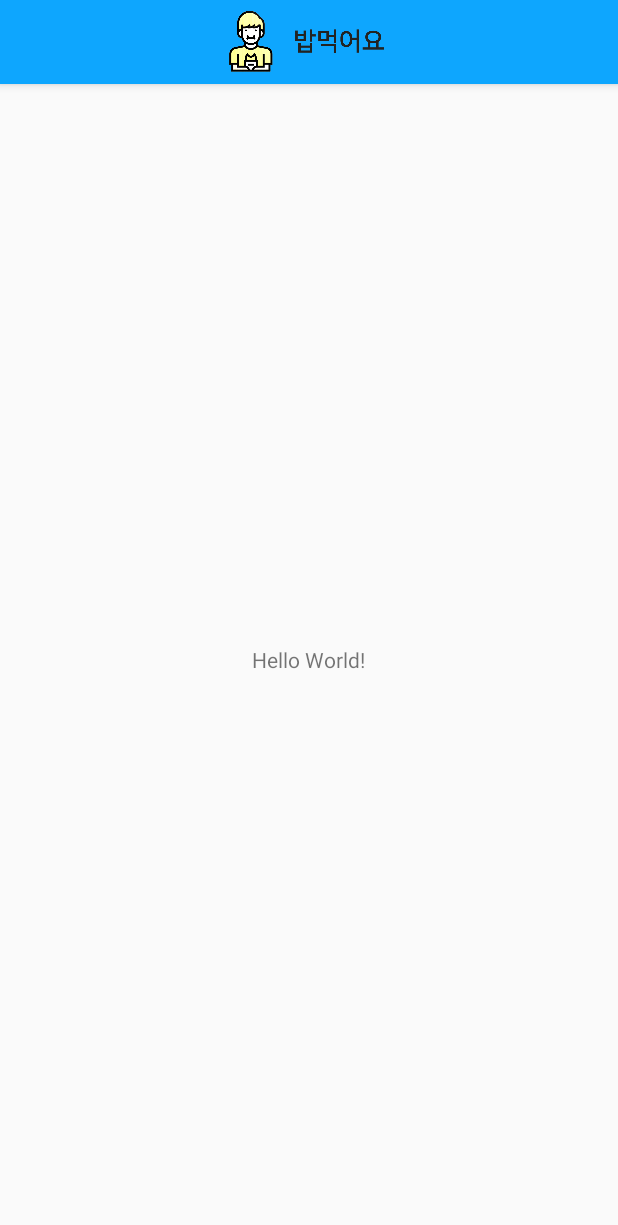
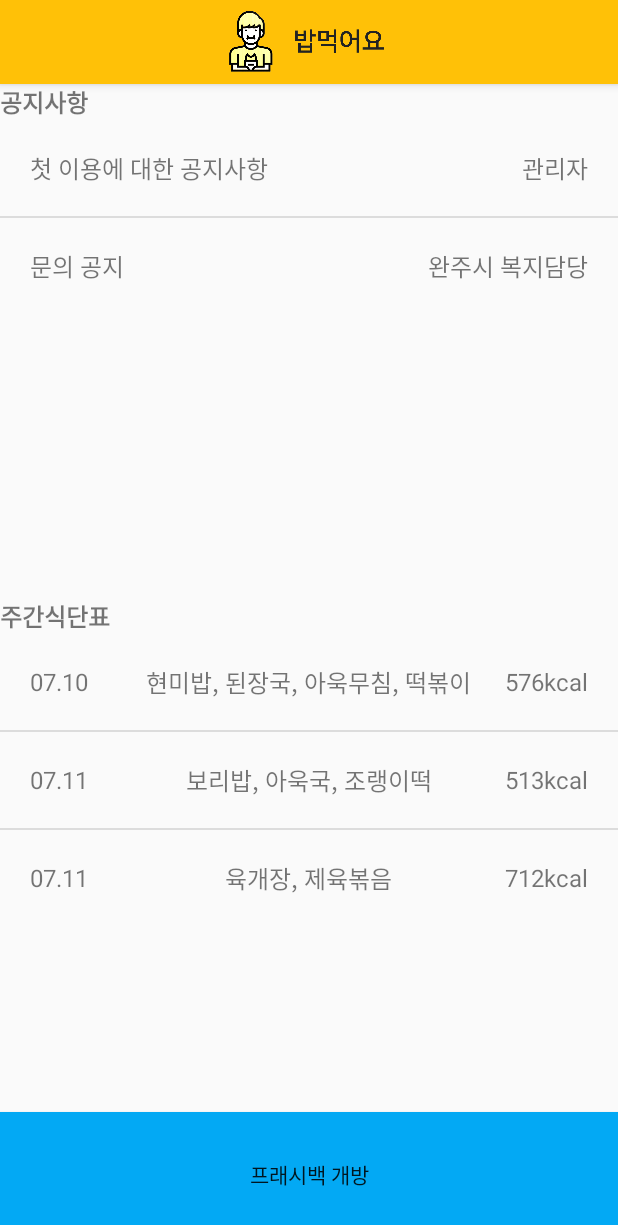
Before and after one commit to namysu/HaveMeal, an Android app: the MainActivity screen opened directly, with no data from a screen before it, on a phone screen of 412 x 824 dp. Shown: the top 1225 px of the screen. Run offline under Robolectric (Android 15) with nearby library versions, the phone set to English and light mode, and no system bars; our stand-ins replace RxJava; libraries missing offline, so code that uses them is left out: com.harrysoft.androidbluetoothserial.

Commit message:
add: 데모 가능할 정도로 개발

```diff
--- a/app/src/main/java/kr/ac/jbnu/rice/havemeal/MainActivity.java
+++ b/app/src/main/java/kr/ac/jbnu/rice/havemeal/MainActivity.java
@@ -10,7 +10,18 @@ import android.content.Intent;
 import android.os.Bundle;
 import android.util.Log;
 import android.view.Menu;
+import android.view.View;
+import android.widget.Button;
+import android.widget.ListView;
 
+import java.util.ArrayList;
+import java.util.HashMap;
+import java.util.List;
+
+import kr.ac.jbnu.rice.havemeal.controller.BTConnector;
+import kr.ac.jbnu.rice.havemeal.controller.MainFoodAdapter;
+import kr.ac.jbnu.rice.havemeal.controller.MainNotiAdapter;
+import kr.ac.jbnu.rice.havemeal.model.GlobalStorage;
 import kr.ac.jbnu.rice.havemeal.view.LoginView;
 import kr.ac.jbnu.rice.havemeal.view.OpenFreshBagView;
 
@@ -18,6 +29,17 @@ public class MainActivity extends AppCompatActivity {
     private static final String TAG = "MainActivity";
 
     private static Context mainContext;
+
+    private GlobalStorage globalStorage;
+    private BTConnector btConnector;
+
+    private MainNotiAdapter mainNotiAdapter;
+    private MainFoodAdapter mainFoodAdapter;
+
+    private ListView notiListView;
+    private ListView foodListView;
+
+    private Button openFreshBagButton;
 
     @Override
     protected void onCreate(Bundle savedInstanceState) {
@@ -30,8 +52,56 @@ public class MainActivity extends AppCompatActivity {
         getSupportActionBar().setDisplayShowHomeEnabled(true);
         getSupportActionBar().setIcon(R.drawable.havemeal_linear_logo);
 
+        globalStorage = GlobalStorage.getInstance();
+        btConnector = BTConnector.getInstance();
+
         Intent loginIntent = new Intent(getApplicationContext(), LoginView.class);
         startActivityForResult(loginIntent, LoginView.LOGIN_VIEW_START);
+
+        mainNotiAdapter = new MainNotiAdapter(this, new ArrayList<HashMap<String, String>>() {{
+            add(new HashMap<String, String>() {{
+                put("desc", "첫 이용에 대한 공지사항");
+                put("user", "관리자");
+            }});
+            add(new HashMap<String, String>() {{
+                put("desc", "문의 공지");
+                put("user", "완주시 복지담당");
+            }});
+        }});
+
+        mainFoodAdapter = new MainFoodAdapter(this, new ArrayList<HashMap<String, String>>() {{
+            add(new HashMap<String, String>() {{
+                put("date", "07.10");
+                put("detail", "현미밥, 된장국, 아욱무침, 떡볶이");
+                put("kcal", "576kcal");
+            }});
+            add(new HashMap<String, String>() {{
+                put("date", "07.11");
+                put("detail", "보리밥, 아욱국, 조랭이떡");
+                put("kcal", "513kcal");
+            }});
+            add(new HashMap<String, String>() {{
+                put("date", "07.11");
+                put("detail", "육개장, 제육볶음");
+                put("kcal", "712kcal");
+            }});
+        }});
+
+        notiListView = (ListView) findViewById(R.id.main_noti_listview);
+        foodListView = (ListView) findViewById(R.id.main_food_listview);
+
+        notiListView.setAdapter(mainNotiAdapter);
+        foodListView.setAdapter(mainFoodAdapter);
+
+        openFreshBagButton = (Button) findViewById(R.id.main_open_fresh_bag);
+
+        openFreshBagButton.setOnClickListener(new View.OnClickListener() {
+            @Override
+            public void onClick(View v) {
+                Intent openFreshBagIntent = new Intent(getApplicationContext(), OpenFreshBagView.class);
+                startActivityForResult(openFreshBagIntent, OpenFreshBagView.OPEN_FRESH_BAG_VIEW_START);
+            }
+        });
 
     }
 
@@ -50,6 +120,8 @@ public class MainActivity extends AppCompatActivity {
         builder.setPositiveButton("Yes", new DialogInterface.OnClickListener() {
             @Override
             public void onClick(DialogInterface dialog, int which) {
+                btConnector.onFinishConnect();
+
                 finish();
                 android.os.Process.killProcess(android.os.Process.myPid());
             }
@@ -71,8 +143,6 @@ public class MainActivity extends AppCompatActivity {
 
         if (requestCode == LoginView.LOGIN_VIEW_START) {
             if (resultCode == LoginView.LOGIN_VIEW_SUCCESS) {
-                Intent openFreshbagIntent = new Intent(getApplicationContext(), OpenFreshBagView.class);
-                startActivityForResult(openFreshbagIntent, OpenFreshBagView.OPEN_FRESH_BAG_VIEW_START);
 
             } else if (resultCode == LoginView.LOGIN_VIEW_CANCEL_USER) {
                 finish();
--- /dev/null
+++ b/app/src/main/java/kr/ac/jbnu/rice/havemeal/controller/MainFoodAdapter.java
@@ -0,0 +1,72 @@
+package kr.ac.jbnu.rice.havemeal.controller;
+
+import android.content.Context;
+import android.view.LayoutInflater;
+import android.view.View;
+import android.view.ViewGroup;
+import android.widget.BaseAdapter;
+import android.widget.TextView;
+
+import java.util.ArrayList;
+import java.util.HashMap;
+
+import kr.ac.jbnu.rice.havemeal.R;
+
+public class MainFoodAdapter extends BaseAdapter {
+    private static final String TAG = "MainFoodAdapter";
+
+    private Context mContext;
+
+    private ArrayList<HashMap<String, String>> foodDataArrayList;
+
+    public MainFoodAdapter(Context context, ArrayList<HashMap<String, String>> arrayList) {
+        this.mContext = context;
+        this.foodDataArrayList = arrayList;
+    }
+
+    @Override
+    public int getCount() {
+        return foodDataArrayList.size();
+    }
+
+    @Override
+    public Object getItem(int position) {
+        return null;
+    }
+
+    @Override
+    public long getItemId(int position) {
+        return 0;
+    }
+
+    @Override
+    public View getView(int position, View convertView, ViewGroup parent) {
+        View view = convertView;
+
+        if (view == null) {
+            LayoutInflater inflater = LayoutInflater.from(mContext);
+            view = inflater.inflate(R.layout.item_food_list, null);
+
+            FoodViewHolder viewHolder = new FoodViewHolder();
+            viewHolder.date = (TextView) view.findViewById(R.id.food_date);
+            viewHolder.detail = (TextView) view.findViewById(R.id.food_detail);
+            viewHolder.kcal = (TextView) view.findViewById(R.id.food_kcal);
+
+            view.setTag(viewHolder);
+        }
+
+        FoodViewHolder viewHolder = (FoodViewHolder) view.getTag();
+
+        viewHolder.date.setText(foodDataArrayList.get(position).get("date"));
+        viewHolder.detail.setText(foodDataArrayList.get(position).get("detail"));
+        viewHolder.kcal.setText(foodDataArrayList.get(position).get("kcal"));
+
+        return view;
+    }
+
+    private static class FoodViewHolder {
+        TextView date;
+        TextView detail;
+        TextView kcal;
+    }
+}
--- /dev/null
+++ b/app/src/main/java/kr/ac/jbnu/rice/havemeal/controller/MainNotiAdapter.java
@@ -0,0 +1,69 @@
+package kr.ac.jbnu.rice.havemeal.controller;
+
+import android.content.Context;
+import android.view.LayoutInflater;
+import android.view.View;
+import android.view.ViewGroup;
+import android.widget.BaseAdapter;
+import android.widget.TextView;
+
+import java.util.ArrayList;
+import java.util.HashMap;
+
+import kr.ac.jbnu.rice.havemeal.R;
+
+public class MainNotiAdapter extends BaseAdapter {
+    private static final String TAG = "MainNotiAdapter";
+
+    private Context mContext;
+
+    private ArrayList<HashMap<String, String>> notiDataArrayList;
+
+    public MainNotiAdapter(Context context, ArrayList<HashMap<String, String>> arrayList) {
+        this.mContext = context;
+        this.notiDataArrayList = arrayList;
+    }
+
+    @Override
+    public int getCount() {
+        return notiDataArrayList.size();
+    }
+
+    @Override
+    public Object getItem(int position) {
+        return null;
+    }
+
+    @Override
+    public long getItemId(int position) {
+        return 0;
+    }
+
+    @Override
+    public View getView(int position, View convertView, ViewGroup parent) {
+        View view = convertView;
+
+        if (view == null) {
+            LayoutInflater inflater = LayoutInflater.from(mContext);
+            view = inflater.inflate(R.layout.item_noti_list, null);
+
+            NotiViewHolder viewHolder = new NotiViewHolder();
+            viewHolder.desc = (TextView) view.findViewById(R.id.noti_desc);
+            viewHolder.user = (TextView) view.findViewById(R.id.noti_user);
+
+            view.setTag(viewHolder);
+        }
+
+        NotiViewHolder viewHolder = (NotiViewHolder) view.getTag();
+
+        viewHolder.desc.setText(notiDataArrayList.get(position).get("desc"));
+        viewHolder.user.setText(notiDataArrayList.get(position).get("user"));
+
+        return view;
+    }
+
+    private static class NotiViewHolder {
+        TextView desc;
+        TextView user;
+    }
+}
--- a/app/src/main/java/kr/ac/jbnu/rice/havemeal/view/LoginView.java
+++ b/app/src/main/java/kr/ac/jbnu/rice/havemeal/view/LoginView.java
@@ -60,6 +60,8 @@ public class LoginView extends AppCompatActivity {
         userLoginButton.setOnClickListener(new View.OnClickListener() {
             @Override
             public void onClick(View v) {
+                globalStorage.setUserID(userInputIDEditText.getText().toString());
+
                 setResult(LOGIN_VIEW_SUCCESS);
                 finish();
             }
--- a/app/src/main/java/kr/ac/jbnu/rice/havemeal/view/OpenFreshBagView.java
+++ b/app/src/main/java/kr/ac/jbnu/rice/havemeal/view/OpenFreshBagView.java
@@ -1,5 +1,7 @@
 package kr.ac.jbnu.rice.havemeal.view;
 
+import android.app.AlertDialog;
+import android.content.DialogInterface;
 import android.content.Intent;
 import android.content.pm.PackageManager;
 import android.os.Bundle;
@@ -7,7 +9,6 @@ import android.util.Log;
 import android.view.MenuItem;
 import android.view.View;
 import android.widget.Button;
-import android.widget.EditText;
 import android.widget.TextView;
 
 import androidx.annotation.NonNull;
@@ -18,9 +19,13 @@ import androidx.core.app.ActivityCompat;
 
 import com.google.zxing.integration.android.IntentIntegrator;
 import com.google.zxing.integration.android.IntentResult;
+import com.harrysoft.androidbluetoothserial.BluetoothSerialDevice;
+import com.harrysoft.androidbluetoothserial.SimpleBluetoothDeviceInterface;
 
+import io.reactivex.functions.Consumer;
 import kr.ac.jbnu.rice.havemeal.MainActivity;
 import kr.ac.jbnu.rice.havemeal.R;
+import kr.ac.jbnu.rice.havemeal.controller.BTConnector;
 import kr.ac.jbnu.rice.havemeal.model.GlobalStorage;
 
 public class OpenFreshBagView extends AppCompatActivity {
@@ -35,9 +40,8 @@ public class OpenFreshBagView extends AppCompatActivity {
     private Button freshbagRecognizeQRButton;
     private Button freshbagOpenButton;
 
-    private String recognizeFreshbagMAC;
-
     private GlobalStorage globalStorage;
+    private BTConnector btConnector;
 
     @Override
     protected void onCreate(Bundle savedInstanceState) {
@@ -50,6 +54,7 @@ public class OpenFreshBagView extends AppCompatActivity {
         getSupportActionBar().setDisplayHomeAsUpEnabled(true);
 
         globalStorage = GlobalStorage.getInstance();
+        btConnector = BTConnector.getInstance();
 
         TextView mTitle = (TextView)findViewById(R.id.custom_title);
         mTitle.setText("프레시백 개방");
@@ -61,16 +66,13 @@ public class OpenFreshBagView extends AppCompatActivity {
         freshbagRecognizeQRButton = (Button) findViewById(R.id.fresh_bag_recognize_qr_button);
         freshbagOpenButton = (Button) findViewById(R.id.open_fresh_bag_button);
 
-        freshbagMACTextView.setText("QR을 인식시켜 주세요.");
+        freshbagMACTextView.setText("배달이 2023.07.10.11.02.03에 완료되었습니다.");
 
         freshbagRecognizeQRButton.setOnClickListener(new View.OnClickListener() {
             @Override
             public void onClick(View v) {
                 if (ActivityCompat.checkSelfPermission(MainActivity.getMainContext(), android.Manifest.permission.CAMERA) == PackageManager.PERMISSION_GRANTED) {
                     new IntentIntegrator(OpenFreshBagView.this).initiateScan();
-
-                } else {
-
                 }
             }
         });
@@ -78,7 +80,7 @@ public class OpenFreshBagView extends AppCompatActivity {
         freshbagOpenButton.setOnClickListener(new View.OnClickListener() {
             @Override
             public void onClick(View v) {
-
+                connect("98:D3:41:FD:92:C0");
             }
         });
     }
@@ -99,16 +101,38 @@ public class OpenFreshBagView extends AppCompatActivity {
 
         if (requestCode == IntentIntegrator.REQUEST_CODE) {
             IntentResult result = IntentIntegrator.parseActivityResult(requestCode, resultCode, data);
-            if (result == null) {
-                // 취소됨
-
-            } else {
+            if (result != null) {
                 // 스캔된 QRCode --> result.getContents()
                 String resData = result.getContents();
-
                 Log.d(TAG, "----- resdata : " + resData);
 
+                connect(resData);
             }
         }
     }
+
+    public void connect(String mac) {
+        AlertDialog.Builder builder = new AlertDialog.Builder(OpenFreshBagView.this);
+        btConnector.connectDevice(mac, new Consumer() {
+            @Override
+            public void accept(Object o) throws Exception {
+                BluetoothSerialDevice device = (BluetoothSerialDevice) o;
+                SimpleBluetoothDeviceInterface deviceInterface = device.toSimpleDeviceInterface();
+
+                deviceInterface.sendMessage("1");
+            }
+        }, new Consumer() {
+            @Override
+            public void accept(Object o) throws Exception {
+
+            }
+        });
+
+        builder.setTitle("프래시백 개방");
+        builder.setMessage("프래시백 " + mac + " 을 개방합니다.");
+        builder.setCancelable(false);
+
+        builder.setPositiveButton("확인", null);
+        builder.show();
+    }
 }
--- a/app/src/main/res/layout/activity_main.xml
+++ b/app/src/main/res/layout/activity_main.xml
@@ -1,15 +1,62 @@
 <?xml version="1.0" encoding="utf-8"?>
-<RelativeLayout xmlns:android="http://schemas.android.com/apk/res/android"
+<LinearLayout xmlns:android="http://schemas.android.com/apk/res/android"
     xmlns:app="http://schemas.android.com/apk/res-auto"
     xmlns:tools="http://schemas.android.com/tools"
     android:layout_width="match_parent"
     android:layout_height="match_parent"
+    android:orientation="vertical"
     tools:context=".MainActivity">
 
-    <TextView
-        android:layout_width="wrap_content"
+    <RelativeLayout
+        android:id="@+id/main_noti_layout"
+        android:layout_width="match_parent"
+        android:layout_height="0dp"
+        android:layout_weight="1">
+
+        <TextView
+            android:id="@+id/main_noti_desc"
+            android:layout_width="match_parent"
+            android:layout_height="wrap_content"
+            android:text="공지사항"
+            android:textSize="16sp"
+            android:textStyle="bold"/>
+
+        <ListView
+            android:id="@+id/main_noti_listview"
+            android:layout_width="match_parent"
+            android:layout_height="wrap_content"
+            android:layout_below="@+id/main_noti_desc"/>
+
+    </RelativeLayout>
+
+    <RelativeLayout
+        android:id="@+id/main_food_layout"
+        android:layout_width="match_parent"
+        android:layout_height="0dp"
+        android:layout_weight="1">
+
+        <TextView
+            android:id="@+id/main_food_desc"
+            android:layout_width="match_parent"
+            android:layout_height="wrap_content"
+            android:text="주간식단표"
+            android:textSize="16sp"
+            android:textStyle="bold"/>
+
+        <ListView
+            android:id="@+id/main_food_listview"
+            android:layout_width="match_parent"
+            android:layout_height="wrap_content"
+            android:layout_below="@+id/main_food_desc"/>
+
+    </RelativeLayout>
+
+    <Button
+        android:id="@+id/main_open_fresh_bag"
+        android:layout_width="match_parent"
         android:layout_height="wrap_content"
-        android:text="Hello World!"
-        android:layout_centerInParent="true"/>
+        android:layout_weight="0.1"
+        android:text="프래시백 개방"
+        android:background="#03A9F4"/>
 
-</RelativeLayout>
+</LinearLayout>
--- /dev/null
+++ b/app/src/main/res/layout/item_food_list.xml
@@ -0,0 +1,33 @@
+<?xml version="1.0" encoding="utf-8"?>
+<RelativeLayout xmlns:android="http://schemas.android.com/apk/res/android"
+    android:layout_width="match_parent"
+    android:layout_height="wrap_content"
+    android:padding="20dp">
+
+    <TextView
+        android:id="@+id/food_date"
+        android:layout_width="wrap_content"
+        android:layout_height="wrap_content"
+        android:layout_alignParentStart="true"
+        android:layout_centerVertical="true"
+        android:text="Date"
+        android:textSize="16sp"/>
+
+    <TextView
+        android:id="@+id/food_detail"
+        android:layout_width="wrap_content"
+        android:layout_height="wrap_content"
+        android:layout_centerInParent="true"
+        android:text="Detail"
+        android:textSize="16sp"/>
+
+    <TextView
+        android:id="@+id/food_kcal"
+        android:layout_width="wrap_content"
+        android:layout_height="wrap_content"
+        android:layout_alignParentEnd="true"
+        android:layout_centerVertical="true"
+        android:text="Kcal"
+        android:textSize="16sp"/>
+
+</RelativeLayout>
--- /dev/null
+++ b/app/src/main/res/layout/item_noti_list.xml
@@ -0,0 +1,25 @@
+<?xml version="1.0" encoding="utf-8"?>
+<RelativeLayout xmlns:android="http://schemas.android.com/apk/res/android"
+    android:layout_width="match_parent"
+    android:layout_height="wrap_content"
+    android:padding="20dp">
+
+    <TextView
+        android:id="@+id/noti_desc"
+        android:layout_width="wrap_content"
+        android:layout_height="wrap_content"
+        android:layout_alignParentStart="true"
+        android:layout_centerVertical="true"
+        android:text="Desc"
+        android:textSize="16sp"/>
+
+    <TextView
+        android:id="@+id/noti_user"
+        android:layout_width="wrap_content"
+        android:layout_height="wrap_content"
+        android:layout_alignParentEnd="true"
+        android:layout_centerVertical="true"
+        android:text="UserName"
+        android:textSize="16sp"/>
+
+</RelativeLayout>
--- a/app/src/main/res/layout/open_fresh_bag_view.xml
+++ b/app/src/main/res/layout/open_fresh_bag_view.xml
@@ -6,9 +6,10 @@
     <ImageView
         android:id="@+id/fresh_bag_logo_image_view"
         android:layout_width="256dp"
-        android:layout_height="256dp"
-        android:layout_centerInParent="true"
-        android:src="@drawable/havemeal_logo" />
+        android:layout_height="400dp"
+        android:layout_marginTop="10dp"
+        android:layout_centerHorizontal="true"
+        android:src="@drawable/deliver_done" />
 
     <TextView
         android:id="@+id/fresh_bag_mac_textview"
@@ -43,7 +44,7 @@
             android:layout_width="match_parent"
             android:layout_height="wrap_content"
             android:layout_weight="1"
-            android:text="프레시백 개방"/>
+            android:text="수동 개방"/>
 
     </LinearLayout>
 
--- a/app/src/main/res/values/colors.xml
+++ b/app/src/main/res/values/colors.xml
@@ -1,7 +1,7 @@
 <?xml version="1.0" encoding="utf-8"?>
 <resources>
-    <color name="colorPrimary">#0ea6fe</color>
-    <color name="colorPrimaryDark">#0781c8</color>
-    <color name="colorAccent">#5bc2fd</color>
+    <color name="colorPrimary">#FFC107</color>
+    <color name="colorPrimaryDark">#FF9800</color>
+    <color name="colorAccent">#FFEE58</color>
     <color name="colorWhite">#ffffff</color>
 </resources>
```
Also changed, not shown: app/src/main/res/drawable/deliver_done.jpg (added).
